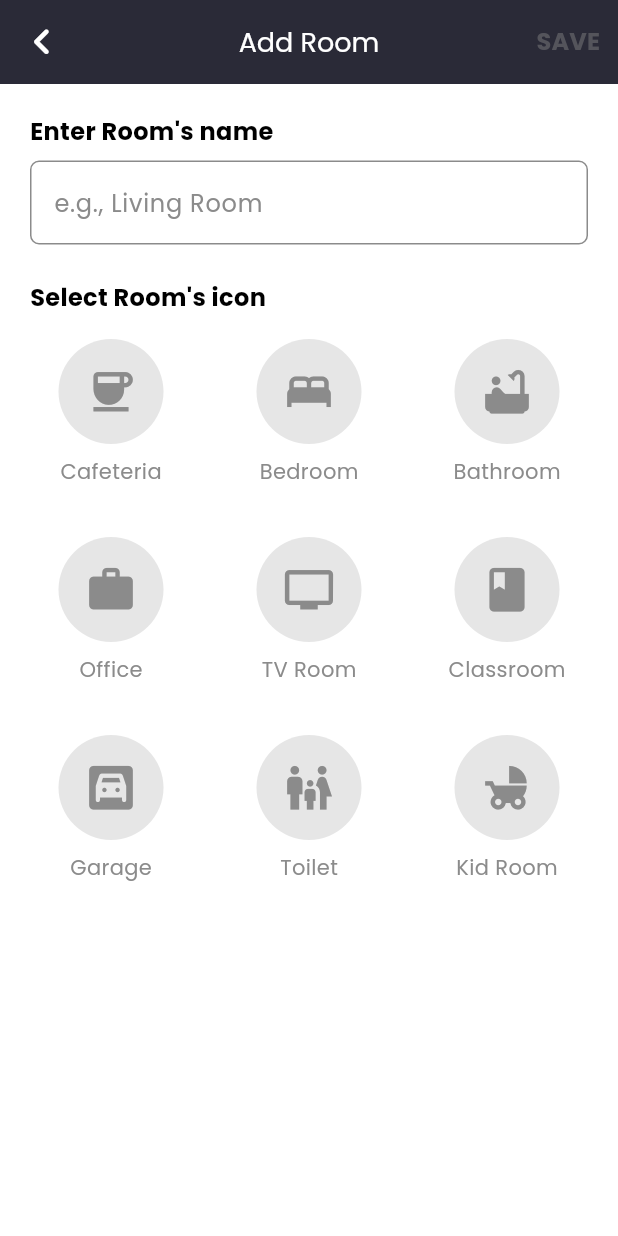
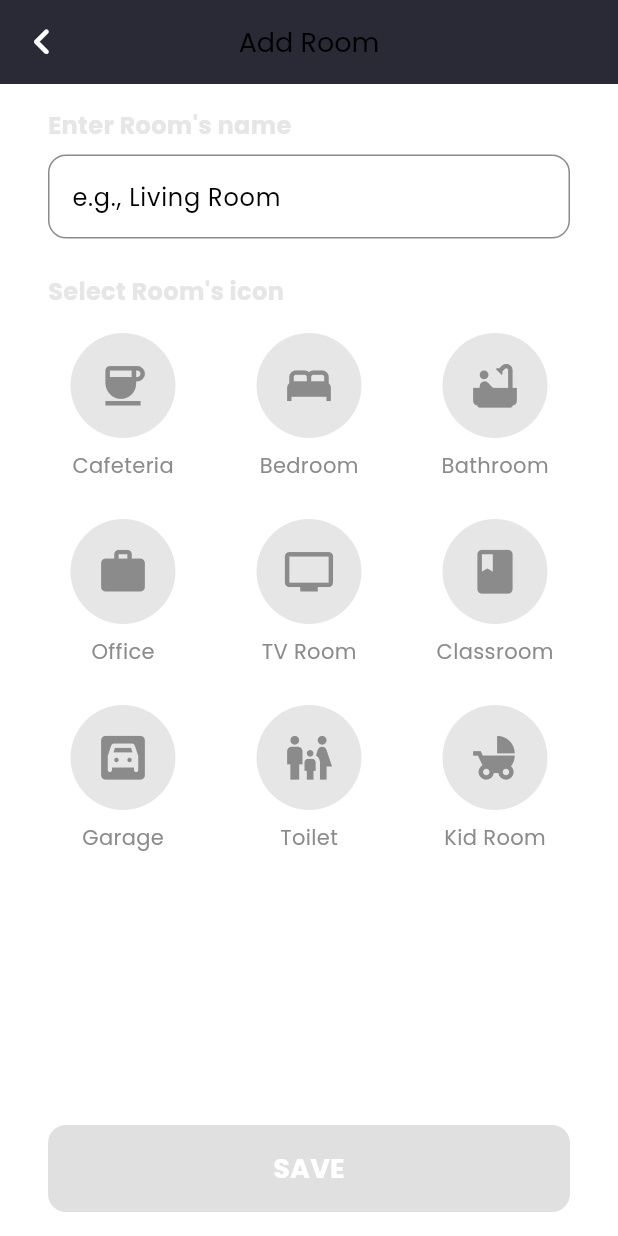
Before and after one commit to KempDewulf/envirosense-app, a Flutter app: the AddRoomScreen screen opened by its route, on a phone screen of 412 x 824 dp. Run offline on Flutter 3.47's test engine with Material 3 defaults, Android fonts, the phone set to English and light mode, and no system bars; our stand-ins replace firebase_auth, firebase_core, google_fonts, introduction_screen, shared_preferences; accounts and stored records are empty.

Commit message:
feat: update AddRoomScreen layout and functionality, add SAVE button at the bottom

```diff
--- a/lib/views/add_room_screen.dart
+++ b/lib/views/add_room_screen.dart
@@ -39,6 +39,9 @@ class _AddRoomScreenState extends State<AddRoomScreen> {
 
   void _saveRoom() {
     // Implement the save logic here
+    // For now, just print the values
+    print('Room Name: ${_roomNameController.text}');
+    print('Selected Room Type: $_selectedRoomType');
     Navigator.pop(context);
   }
 
@@ -52,7 +55,7 @@ class _AddRoomScreenState extends State<AddRoomScreen> {
           onPressed: () => Navigator.pop(context),
         ),
         backgroundColor: AppColors.primaryColor,
-        foregroundColor: AppColors.whiteColor,
+        foregroundColor: AppColors.blackColor,
         title: const Text(
           'Add Room',
           style: TextStyle(
@@ -61,54 +64,44 @@ class _AddRoomScreenState extends State<AddRoomScreen> {
         ),
         centerTitle: true,
         elevation: 0,
-        actions: [
-          TextButton(
-            onPressed: _isFormComplete ? _saveRoom : null,
-            child: Text(
-              'SAVE',
-              style: TextStyle(
-                color: _isFormComplete
-                    ? AppColors.secondaryColor
-                    : const Color.fromARGB(110, 139, 139, 139),
-                fontSize: 16,
-                fontWeight: FontWeight.bold,
-              ),
-            ),
-          ),
-        ],
+        // Removed the SAVE button from the AppBar
+        actions: [],
       ),
       body: Padding(
-        padding: const EdgeInsets.all(20.0),
+        padding:
+            const EdgeInsets.symmetric(horizontal: 32.0, vertical: 16.0),
         child: Column(
           crossAxisAlignment: CrossAxisAlignment.start,
           children: [
+            // Enter Room's Name Label
             const Text(
               "Enter Room's name",
               style: TextStyle(
                 fontSize: 16,
-                color: AppColors.blackColor,
+                color: AppColors.lightGrayColor, // Gray accent color
                 fontWeight: FontWeight.bold,
               ),
             ),
             const SizedBox(height: 8),
+            // Text Input Field
             TextField(
               controller: _roomNameController,
               decoration: InputDecoration(
                 hintText: 'e.g., Living Room',
-                hintStyle: const TextStyle(
-                  color: AppColors.accentColor,
-                ),
                 border: OutlineInputBorder(
-                  borderRadius: BorderRadius.circular(6),
-                  borderSide: const BorderSide(color: AppColors.lightGrayColor),
+                  borderRadius: BorderRadius.circular(12), // Rounded border
+                  borderSide: const BorderSide(
+                      color: AppColors.accentColor), // Accent color
                 ),
                 enabledBorder: OutlineInputBorder(
-                  borderRadius: BorderRadius.circular(6),
-                  borderSide: const BorderSide(color: AppColors.accentColor),
+                  borderRadius: BorderRadius.circular(12),
+                  borderSide:
+                      const BorderSide(color: AppColors.accentColor),
                 ),
                 focusedBorder: OutlineInputBorder(
-                  borderRadius: BorderRadius.circular(6),
-                  borderSide: const BorderSide(color: AppColors.accentColor),
+                  borderRadius: BorderRadius.circular(12),
+                  borderSide:
+                      const BorderSide(color: AppColors.accentColor),
                 ),
               ),
               onChanged: (value) {
@@ -118,15 +111,17 @@ class _AddRoomScreenState extends State<AddRoomScreen> {
               },
             ),
             const SizedBox(height: 24),
+            // Select Room's Icon Label
             const Text(
               "Select Room's icon",
               style: TextStyle(
                 fontSize: 16,
-                color: AppColors.blackColor,
+                color: AppColors.lightGrayColor, // Gray accent color
                 fontWeight: FontWeight.bold,
               ),
             ),
             const SizedBox(height: 16),
+            // Icons Grid
             Expanded(
               child: GridView.builder(
                 itemCount: _roomTypes.length,
@@ -178,9 +173,13 @@ class _AddRoomScreenState extends State<AddRoomScreen> {
                         const SizedBox(height: 8),
                         Text(
                           roomName,
-                          style: const TextStyle(
+                          style: TextStyle(
                             fontSize: 14,
-                            color: AppColors.accentColor,
+                            color: isSelected
+                                ? AppColors.secondaryColor
+                                : AppColors.accentColor,
+                            fontWeight:
+                                isSelected ? FontWeight.bold : FontWeight.normal,
                           ),
                         ),
                       ],
@@ -189,6 +188,30 @@ class _AddRoomScreenState extends State<AddRoomScreen> {
                 },
               ),
             ),
+            // SAVE Button Positioned at the Bottom
+            SizedBox(
+              width: double.infinity,
+              child: ElevatedButton(
+                onPressed: _isFormComplete ? _saveRoom : null,
+                style: ElevatedButton.styleFrom(
+                  backgroundColor: _isFormComplete
+                      ? AppColors.secondaryColor
+                      : AppColors.lightGrayColor,
+                  padding: const EdgeInsets.symmetric(vertical: 16.0),
+                  shape: RoundedRectangleBorder(
+                    borderRadius: BorderRadius.circular(12.0),
+                  ),
+                ),
+                child: const Text(
+                  'SAVE',
+                  style: TextStyle(
+                    color: AppColors.whiteColor,
+                    fontSize: 18,
+                    fontWeight: FontWeight.bold,
+                  ),
+                ),
+              ),
+            ),
           ],
         ),
       ),
```
